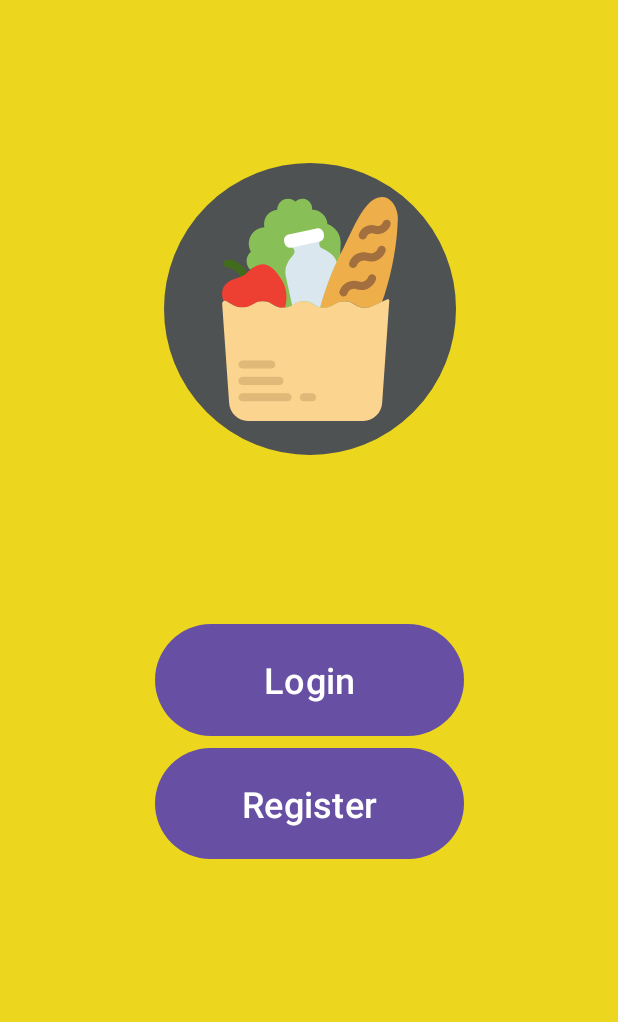
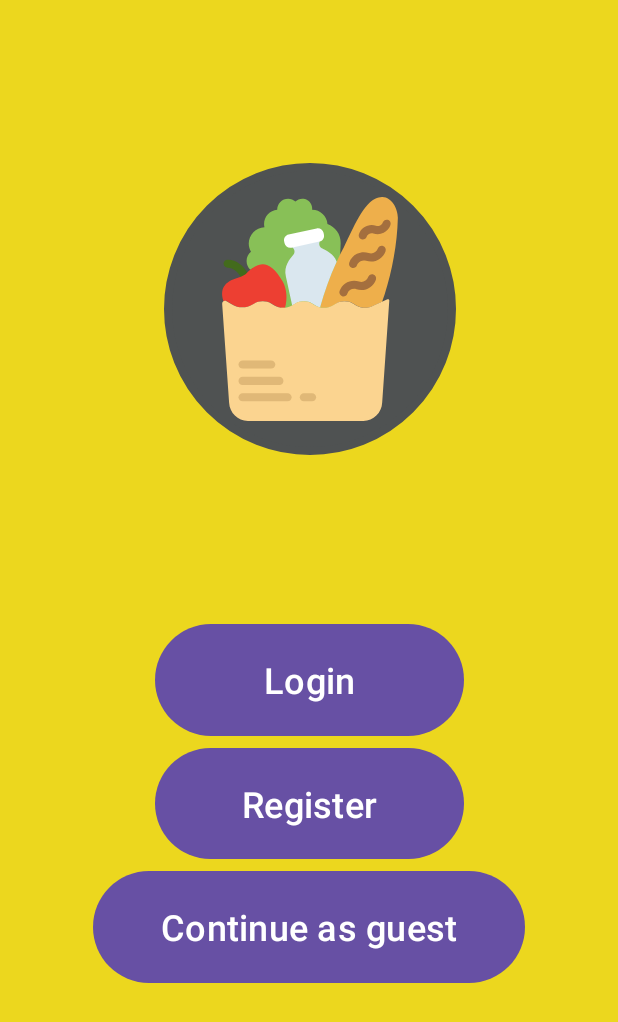
Before and after one commit to nejc-k/GrocerEase, an Android app: the screen it shows after launch (MainActivity), on a phone screen of 412 x 824 dp. Shown: the top 1022 px of the screen. Run offline under Robolectric (Android 15) with nearby library versions, the light colour scheme and no system bars.

Commit message:
Guest mode
Fixed calling apis. Added the option to use the application as a guest. Added a couple of back buttons

```diff
--- a/app/src/main/java/com/prvavaja/grocerease/MainActivity.kt
+++ b/app/src/main/java/com/prvavaja/grocerease/MainActivity.kt
@@ -23,5 +23,12 @@ class MainActivity : AppCompatActivity() {
             val intent = Intent(this, RegisterActivity::class.java)
             startActivity(intent)
         }
+
+        binding.btnGuest.setOnClickListener {
+            val intent = Intent(this, HomeActivity::class.java)
+            intent.putExtra("isGuest", true)  // Pass a flag to indicate guest status
+            startActivity(intent)
+        }
+
     }
 }
--- a/app/src/main/java/com/prvavaja/grocerease/ProfileActivity.kt
+++ b/app/src/main/java/com/prvavaja/grocerease/ProfileActivity.kt
@@ -81,7 +81,7 @@ class ProfileActivity : AppCompatActivity() {
 
         val client = OkHttpClient()
         val request = Request.Builder()
-            .url("http:///204.216.219.141:5000/api/user/profile")
+            .url("http://204.216.219.141:5000/api/user/profile")
             .header("Authorization", "Bearer $token")
             .get()
             .build()
--- a/app/src/main/res/layout/activity_main.xml
+++ b/app/src/main/res/layout/activity_main.xml
@@ -49,6 +49,19 @@
         app:layout_constraintHorizontal_bias="0.498"
         app:layout_constraintStart_toStartOf="@+id/guideline28"
         app:layout_constraintTop_toTopOf="@+id/guideline31" />
+
+    <Button
+        android:id="@+id/btnGuest"
+        android:layout_width="0dp"
+        android:layout_height="0dp"
+        android:text="Continue as guest"
+        android:textSize="24sp"
+        app:layout_constraintBottom_toTopOf="@+id/guideline33"
+        app:layout_constraintEnd_toStartOf="@+id/guideline35"
+        app:layout_constraintHorizontal_bias="0.498"
+        app:layout_constraintStart_toStartOf="@+id/guideline34"
+        app:layout_constraintTop_toTopOf="@+id/guideline32" />
+
 
     <androidx.constraintlayout.widget.Guideline
         android:id="@+id/guideline26"
@@ -106,4 +119,18 @@
         android:orientation="horizontal"
         app:layout_constraintGuide_percent="0.8" />
 
+    <androidx.constraintlayout.widget.Guideline
+        android:id="@+id/guideline34"
+        android:layout_width="wrap_content"
+        android:layout_height="wrap_content"
+        android:orientation="vertical"
+        app:layout_constraintGuide_percent="0.15" />
+
+    <androidx.constraintlayout.widget.Guideline
+        android:id="@+id/guideline35"
+        android:layout_width="wrap_content"
+        android:layout_height="wrap_content"
+        android:orientation="vertical"
+        app:layout_constraintGuide_percent="0.85" />
+
 </androidx.constraintlayout.widget.ConstraintLayout>
--- a/app/src/main/res/xml/network_security_config.xml
+++ b/app/src/main/res/xml/network_security_config.xml
@@ -1,6 +1,6 @@
 <?xml version="1.0" encoding="utf-8"?>
 <network-security-config>
     <domain-config cleartextTrafficPermitted="true">
-        <domain includeSubdomains="true">10.0.2.2</domain>
+        <domain includeSubdomains="true">204.216.219.141</domain>
     </domain-config>
 </network-security-config>
```
Also changed, not shown: app/src/main/java/com/prvavaja/grocerease/HomeActivity.kt (+22 -6 lines), app/src/main/java/com/prvavaja/grocerease/LoginActivity.kt (+9 -2 lines), app/src/main/java/com/prvavaja/grocerease/RegisterActivity.kt (+34 -5 lines), app/src/main/res/layout/activity_home.xml (+12 -0 lines), app/src/main/res/layout/activity_login.xml (+19 -1 lines), app/src/main/res/layout/activity_register.xml (+20 -0 lines), 1 other file.
